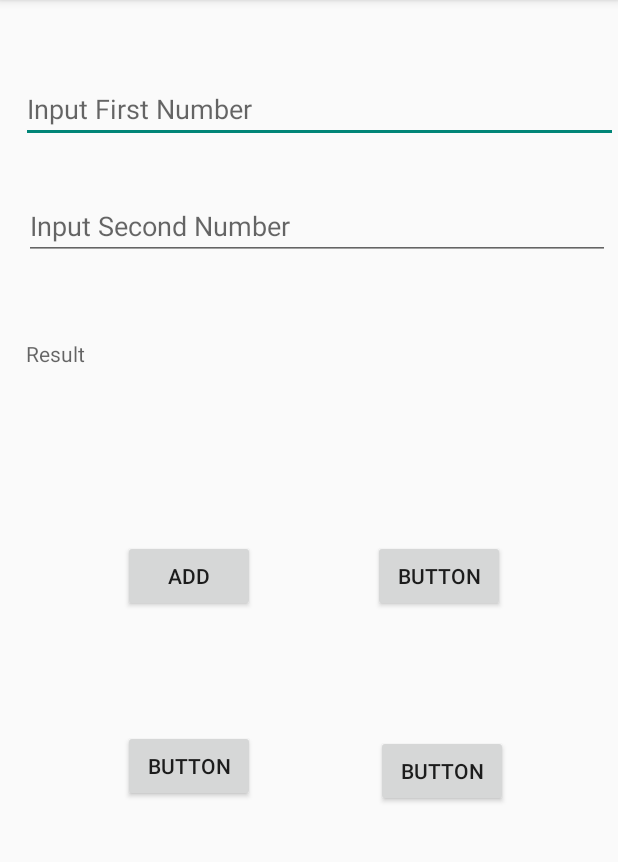
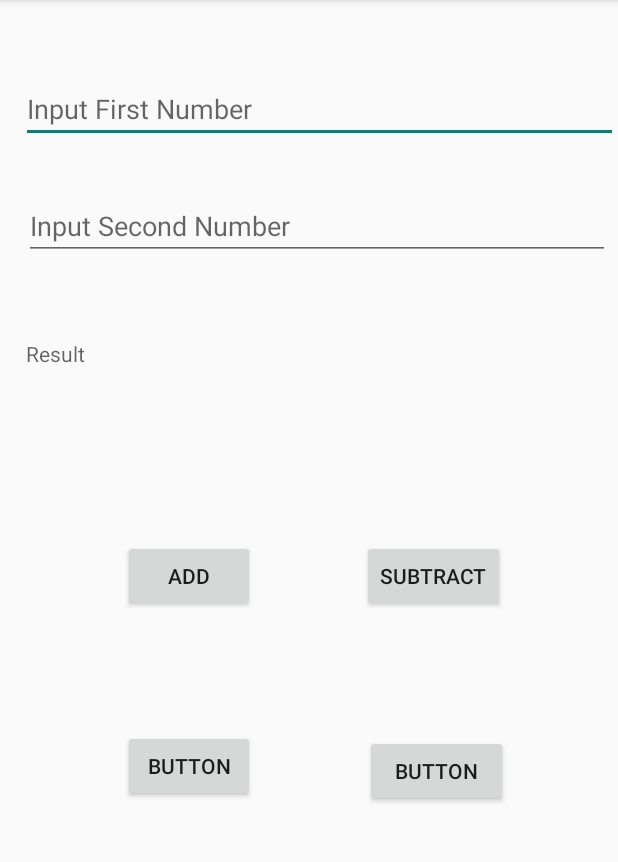
Before and after one commit to KumarSanskar/Simple_Calculator, an Android app: the screen it shows after launch (MainActivity), on a phone screen of 412 x 824 dp, the part 84-946 px from its top. Run offline under Robolectric (Android 15) with nearby library versions, the light colour scheme and no system bars.

Commit message:
set the text attribute of second button to SUBTRACT

```diff
--- a/app/src/main/res/layout/activity_main.xml
+++ b/app/src/main/res/layout/activity_main.xml
@@ -75,7 +75,7 @@
         android:layout_centerVertical="true"
         android:layout_marginEnd="75dp"
         android:layout_marginRight="75dp"
-        android:text="Button" />
+        android:text="Subtract" />
 
     <Button
         android:id="@+id/button3"
```
